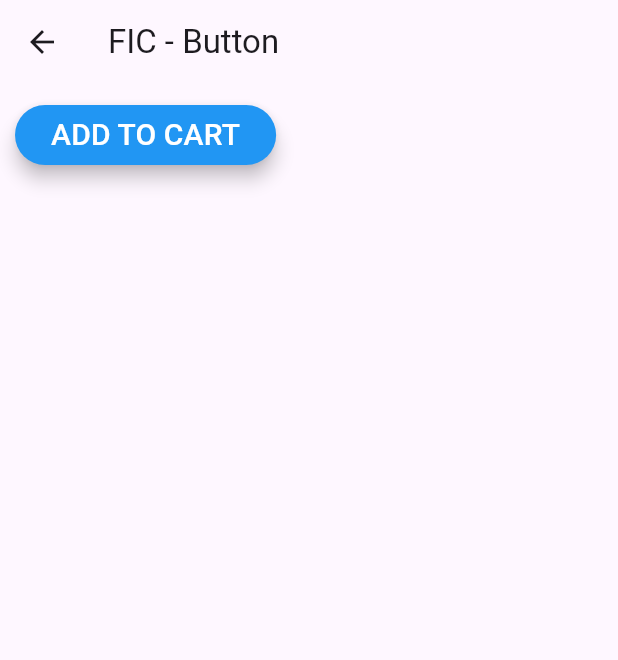
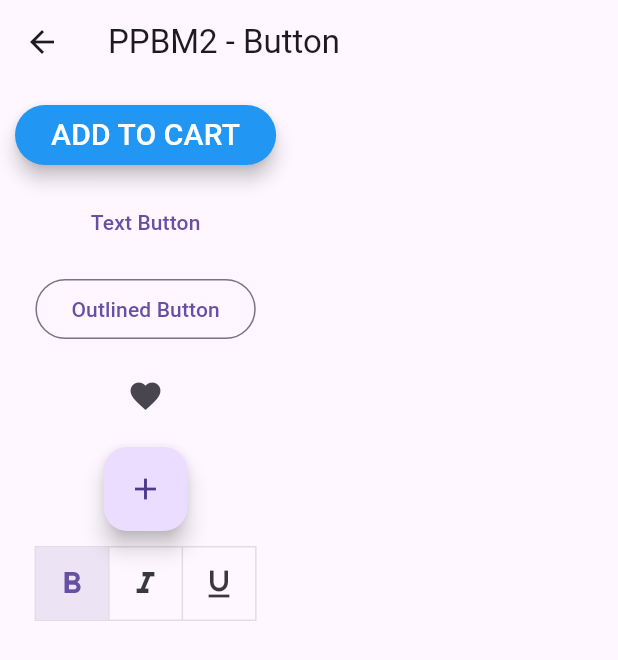
Before and after one commit to IlhamGhaza/flutter_basic, a Flutter app: the ButtonWidget screen opened directly, on a phone screen of 412 x 824 dp. Shown: the top 660 px of the screen. Run offline on Flutter 3.47's test engine with Material 3 defaults, Android fonts, the phone set to English and light mode, and no system bars; our stand-ins replace flutter_svg.

Commit message:
feat: Update widgets and dependencies for PPBM2 course

```diff
--- a/lib/home_page.dart
+++ b/lib/home_page.dart
@@ -1,7 +1,7 @@
 import 'package:flutter/material.dart';
 
 class HomePage extends StatefulWidget {
-  const HomePage({Key? key}) : super(key: key);
+  const HomePage({super.key});
 
   @override
   State<HomePage> createState() => _HomePageState();
--- a/lib/widget_lesson/basic_layout/listview_widget .dart
+++ b/lib/widget_lesson/basic_layout/listview_widget .dart
@@ -15,7 +15,7 @@ class ListViewWidget extends StatelessWidget {
   Widget build(BuildContext context) {
     return Scaffold(
       appBar: AppBar(
-        title: const Text("FIC - ListView"),
+        title: const Text("PPBM2 - ListView"),
       ),
       body: Container(
         padding: const EdgeInsets.all(10.0),
--- a/lib/widget_lesson/basic_layout/row_widget.dart
+++ b/lib/widget_lesson/basic_layout/row_widget.dart
@@ -8,12 +8,12 @@ class RowWidget extends StatelessWidget {
   Widget build(BuildContext context) {
     return Scaffold(
       appBar: AppBar(
-        title: const Text('JagoFlutter - Row'),
+        title: const Text('PPBM2 - Row'),
         actions: const [],
       ),
       body: Container(
         padding: const EdgeInsets.all(10.0),
-        child: Column(
+        child: Row(
           mainAxisAlignment: MainAxisAlignment.spaceBetween,
           children: [
             Container(
--- a/lib/widget_lesson/basic_widget/button_widget.dart
+++ b/lib/widget_lesson/basic_widget/button_widget.dart
@@ -2,17 +2,17 @@ import 'package:flutter/material.dart';
 
 class ButtonWidget extends StatelessWidget {
   const ButtonWidget({Key? key}) : super(key: key);
-
   @override
   Widget build(BuildContext context) {
     return Scaffold(
       appBar: AppBar(
-        title: const Text("FIC - Button"),
+        title: const Text("PPBM2 - Button"),
         actions: const [],
       ),
       body: Container(
         padding: const EdgeInsets.all(10.0),
         child: Column(
+          spacing: 10,
           children: [
             ElevatedButton(
               onPressed: () {},
@@ -21,8 +21,7 @@ class ButtonWidget extends StatelessWidget {
                 shape: RoundedRectangleBorder(
                   borderRadius: BorderRadius.circular(20),
                 ),
-                shadowColor:
-                    Colors.grey[20],
+                shadowColor: Colors.grey[20],
                 elevation: 5.0,
               ),
               child: Text(
@@ -34,6 +33,31 @@ class ButtonWidget extends StatelessWidget {
                 ),
               ),
             ),
+            TextButton(
+              onPressed: () {},
+              child: Text('Text Button'),
+            ),
+            OutlinedButton(
+              onPressed: () {},
+              child: Text('Outlined Button'),
+            ),
+            IconButton(
+              onPressed: () {},
+              icon: Icon(Icons.favorite),
+            ),
+            FloatingActionButton(
+              onPressed: () {},
+              child: Icon(Icons.add),
+            ),
+            ToggleButtons(
+              isSelected: [true, false, false],
+              onPressed: (int index) {},
+              children: [
+                Icon(Icons.format_bold),
+                Icon(Icons.format_italic),
+                Icon(Icons.format_underline),
+              ],
+            )
           ],
         ),
       ),
--- a/lib/widget_lesson/basic_widget/circle_avatar_widget.dart
+++ b/lib/widget_lesson/basic_widget/circle_avatar_widget.dart
@@ -13,7 +13,7 @@ class CircleAvatarWidget extends StatelessWidget {
   Widget build(BuildContext context) {
     return Scaffold(
       appBar: AppBar(
-        title: const Text("FIC - CircleAvatar"),
+        title: const Text("PPBM2 - CircleAvatar"),
         actions: const [],
       ),
       body: Container(
--- a/lib/widget_lesson/basic_widget/image_widget.dart
+++ b/lib/widget_lesson/basic_widget/image_widget.dart
@@ -20,7 +20,7 @@ class ImageWidget extends StatelessWidget {
               width: 200,
             ),
             Image.asset(
-              "assets/images/flutter.png",
+              "assets/images/splash1.png",
               height: 200,
               width: 200,
             ),
--- a/lib/widget_lesson/basic_widget/text_widget.dart
+++ b/lib/widget_lesson/basic_widget/text_widget.dart
@@ -7,7 +7,7 @@ class TextWidget extends StatelessWidget {
   Widget build(BuildContext context) {
     return Scaffold(
       appBar: AppBar(
-        title: const Text("FIC - Text"),
+        title: const Text("PPBM2 - Text"),
         actions: const [],
       ),
       body: Container(
--- a/lib/widget_lesson/navigation/bottom_navbar.dart
+++ b/lib/widget_lesson/navigation/bottom_navbar.dart
@@ -46,7 +46,7 @@ class _BottomNavbarWidgetState extends State<BottomNavbarWidget> {
   Widget build(BuildContext context) {
     return Scaffold(
       appBar: AppBar(
-        title: const Text("FIC - Bottom Navbar"),
+        title: const Text("PPBM2 - Bottom Navbar"),
         actions: const [],
       ),
       body: Center(
--- a/lib/widget_lesson/navigation/drawer_widget.dart
+++ b/lib/widget_lesson/navigation/drawer_widget.dart
@@ -12,7 +12,7 @@ class _DrawerWidgetState extends State<DrawerWidget> {
   Widget build(BuildContext context) {
     return Scaffold(
       appBar: AppBar(
-        title: const Text("FIC - Drawer"),
+        title: const Text("PPBM2 - Drawer"),
         actions: const [],
       ),
       endDrawer: Drawer(
--- a/lib/widget_lesson/navigation/navigation_push.dart
+++ b/lib/widget_lesson/navigation/navigation_push.dart
@@ -1,5 +1,4 @@
 import 'package:flutter/material.dart';
-
 
 import 'navigation_pop.dart';
 
@@ -15,7 +14,7 @@ class _NavigationPushState extends State<NavigationPush> {
   Widget build(BuildContext context) {
     return Scaffold(
       appBar: AppBar(
-        title: const Text("FIC - navigation push"),
+        title: const Text("PPBM2 - navigation push"),
       ),
       body: Container(
         padding: const EdgeInsets.all(10.0),
--- a/lib/widget_lesson/navigation/tabbar_widget.dart
+++ b/lib/widget_lesson/navigation/tabbar_widget.dart
@@ -28,7 +28,7 @@ class _TabbarWidgetState extends State<TabbarWidget>
   Widget build(BuildContext context) {
     return Scaffold(
       appBar: AppBar(
-        title: const Text("FIC - Tabbar"),
+        title: const Text("PPBM2 - Tabbar"),
         bottom: TabBar(
           controller: _tabController,
           tabs: const [
--- a/lib/widget_lesson/statefull_sample/stateless_statefull_widget.dart
+++ b/lib/widget_lesson/statefull_sample/stateless_statefull_widget.dart
@@ -1,7 +1,7 @@
 import 'package:flutter/material.dart';
 
 class StatelessStatefulWidget extends StatefulWidget {
-  const StatelessStatefulWidget({Key? key}) : super(key: key);
+  const StatelessStatefulWidget({super.key});
 
   @override
   State<StatelessStatefulWidget> createState() =>
@@ -13,7 +13,7 @@ class _StatelessStatefulWidgetState extends State<StatelessStatefulWidget> {
   Widget build(BuildContext context) {
     return Scaffold(
       appBar: AppBar(
-        title: const Text("FIC - stateless stateful"),
+        title: const Text("PPBM2 - stateless stateful"),
         actions: const [],
       ),
       body: SingleChildScrollView(
@@ -39,7 +39,7 @@ class ChangeTextWidget extends StatefulWidget {
 }
 
 class _ChangeTextWidgetState extends State<ChangeTextWidget> {
-  String text = 'FIC';
+  String text = 'PPBM2';
   @override
   Widget build(BuildContext context) {
     return Column(
--- a/pubspec.yaml
+++ b/pubspec.yaml
@@ -12,7 +12,7 @@ dependencies:
     sdk: flutter
 
 dev_dependencies:
-  flutter_lints: ^3.0.0
+  flutter_lints: ^5.0.0
   flutter_svg: ^2.0.10+1
   flutter_test:
     sdk: flutter
```
Also changed, not shown: lib/main.dart (+14 -2 lines), lib/widget_lesson/basic_form/form_widget.dart (+4 -4 lines), pubspec.lock.
